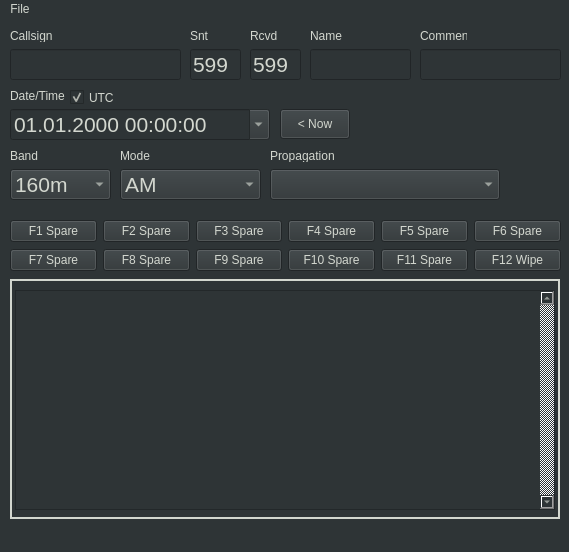
Before: the Qt Designer form Sources/U2.Suite/logger/ui/LoggerMainWindow.ui in ut8uu/U2.Suite.Python, drawn with Qt 5.
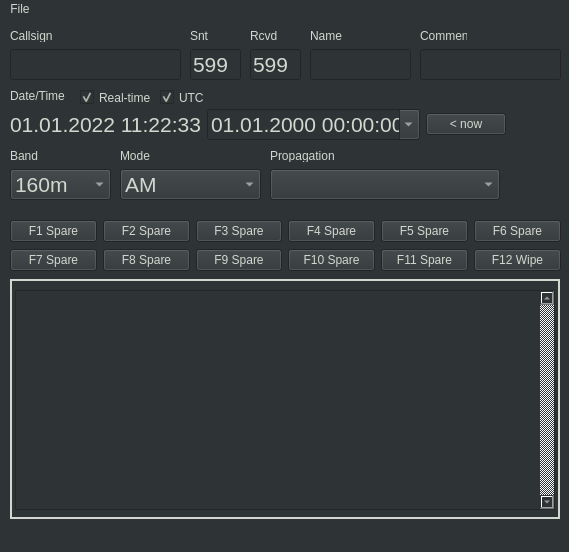
After: the same form once the commit is applied.

Commit message: Added real-time-related stuff

Diff of the .ui file:
```diff
--- a/Sources/U2.Suite/logger/ui/LoggerMainWindow.ui
+++ b/Sources/U2.Suite/logger/ui/LoggerMainWindow.ui
@@ -333,48 +333,6 @@
      </property>
     </item>
    </widget>
-   <widget class="QDateTimeEdit" name="tdDateTime">
-    <property name="enabled">
-     <bool>false</bool>
-    </property>
-    <property name="geometry">
-     <rect>
-      <x>10</x>
-      <y>90</y>
-      <width>260</width>
-      <height>31</height>
-     </rect>
-    </property>
-    <property name="font">
-     <font>
-      <pointsize>16</pointsize>
-     </font>
-    </property>
-    <property name="wrapping">
-     <bool>false</bool>
-    </property>
-    <property name="frame">
-     <bool>true</bool>
-    </property>
-    <property name="accelerated">
-     <bool>false</bool>
-    </property>
-    <property name="showGroupSeparator" stdset="0">
-     <bool>false</bool>
-    </property>
-    <property name="displayFormat">
-     <string>dd.MM.yyyy hh:mm:ss</string>
-    </property>
-    <property name="calendarPopup">
-     <bool>true</bool>
-    </property>
-    <property name="currentSectionIndex">
-     <number>0</number>
-    </property>
-    <property name="timeSpec">
-     <enum>Qt::LocalTime</enum>
-    </property>
-   </widget>
    <widget class="QLabel" name="lblDateTime">
     <property name="geometry">
      <rect>
@@ -391,7 +349,7 @@
    <widget class="QCheckBox" name="cbUtc">
     <property name="geometry">
      <rect>
-      <x>70</x>
+      <x>160</x>
       <y>70</y>
       <width>51</width>
       <height>17</height>
@@ -603,19 +561,6 @@
      <string>Propagation</string>
     </property>
    </widget>
-   <widget class="QPushButton" name="btnNow">
-    <property name="geometry">
-     <rect>
-      <x>280</x>
-      <y>90</y>
-      <width>70</width>
-      <height>30</height>
-     </rect>
-    </property>
-    <property name="text">
-     <string>&lt; Now</string>
-    </property>
-   </widget>
    <widget class="QFrame" name="frame_2">
     <property name="geometry">
      <rect>
@@ -683,6 +628,102 @@
      </property>
     </widget>
    </widget>
+   <widget class="QCheckBox" name="cbRealtime">
+    <property name="geometry">
+     <rect>
+      <x>80</x>
+      <y>70</y>
+      <width>71</width>
+      <height>17</height>
+     </rect>
+    </property>
+    <property name="text">
+     <string>Real-time</string>
+    </property>
+    <property name="checked">
+     <bool>true</bool>
+    </property>
+   </widget>
+   <widget class="QWidget" name="">
+    <property name="geometry">
+     <rect>
+      <x>10</x>
+      <y>90</y>
+      <width>496</width>
+      <height>31</height>
+     </rect>
+    </property>
+    <layout class="QHBoxLayout" name="horizontalLayout">
+     <item>
+      <widget class="QLabel" name="lblTimestamp">
+       <property name="font">
+        <font>
+         <pointsize>16</pointsize>
+        </font>
+       </property>
+       <property name="text">
+        <string>01.01.2022 11:22:33</string>
+       </property>
+      </widget>
+     </item>
+     <item>
+      <widget class="QDateTimeEdit" name="tdDateTime">
+       <property name="enabled">
+        <bool>true</bool>
+       </property>
+       <property name="font">
+        <font>
+         <pointsize>16</pointsize>
+        </font>
+       </property>
+       <property name="wrapping">
+        <bool>false</bool>
+       </property>
+       <property name="frame">
+        <bool>true</bool>
+       </property>
+       <property name="accelerated">
+        <bool>false</bool>
+       </property>
+       <property name="showGroupSeparator" stdset="0">
+        <bool>false</bool>
+       </property>
+       <property name="displayFormat">
+        <string>dd.MM.yyyy hh:mm:ss</string>
+       </property>
+       <property name="calendarPopup">
+        <bool>true</bool>
+       </property>
+       <property name="currentSectionIndex">
+        <number>0</number>
+       </property>
+       <property name="timeSpec">
+        <enum>Qt::LocalTime</enum>
+       </property>
+      </widget>
+     </item>
+     <item>
+      <widget class="QPushButton" name="btnNow">
+       <property name="text">
+        <string>&lt; now</string>
+       </property>
+      </widget>
+     </item>
+     <item>
+      <spacer name="horizontalSpacer">
+       <property name="orientation">
+        <enum>Qt::Horizontal</enum>
+       </property>
+       <property name="sizeHint" stdset="0">
+        <size>
+         <width>40</width>
+         <height>20</height>
+        </size>
+       </property>
+      </spacer>
+     </item>
+    </layout>
+   </widget>
   </widget>
   <widget class="QMenuBar" name="menubar">
    <property name="geometry">
```
Left out of the diff: 16 changed lines with no effect on the pictures. The commit also changes 3 other files.
